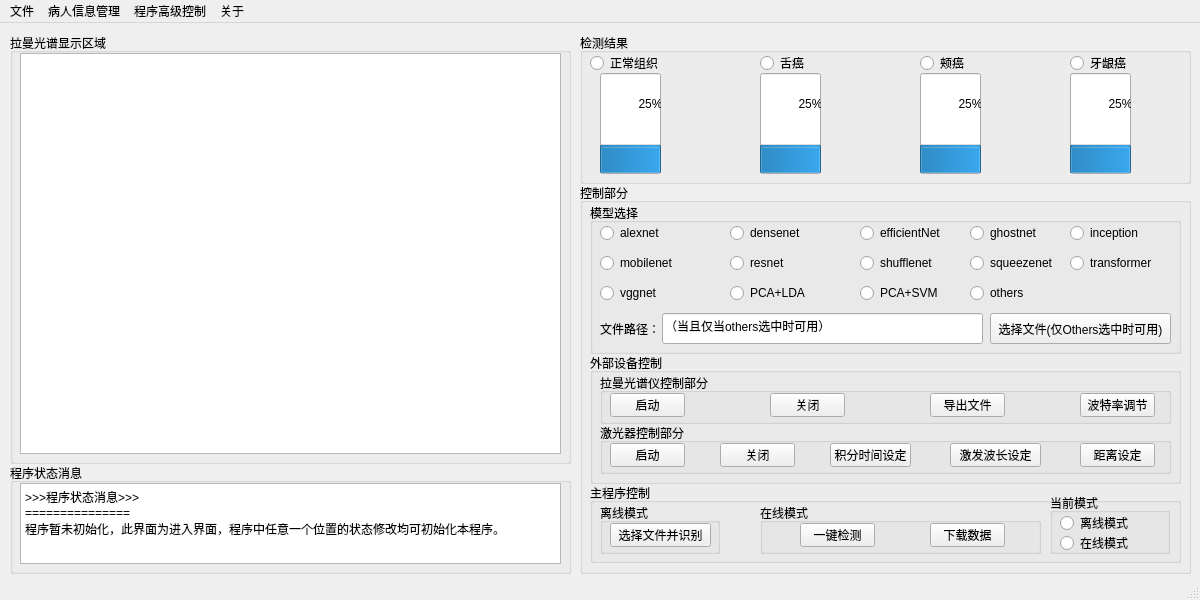
The window that QT/version1.0.0/mainwindow.ui (lry-123456789/Oral-cancer-diagnosis-system-using-Raman-spectroscopy) describes before a commit, drawn with Qt 5.
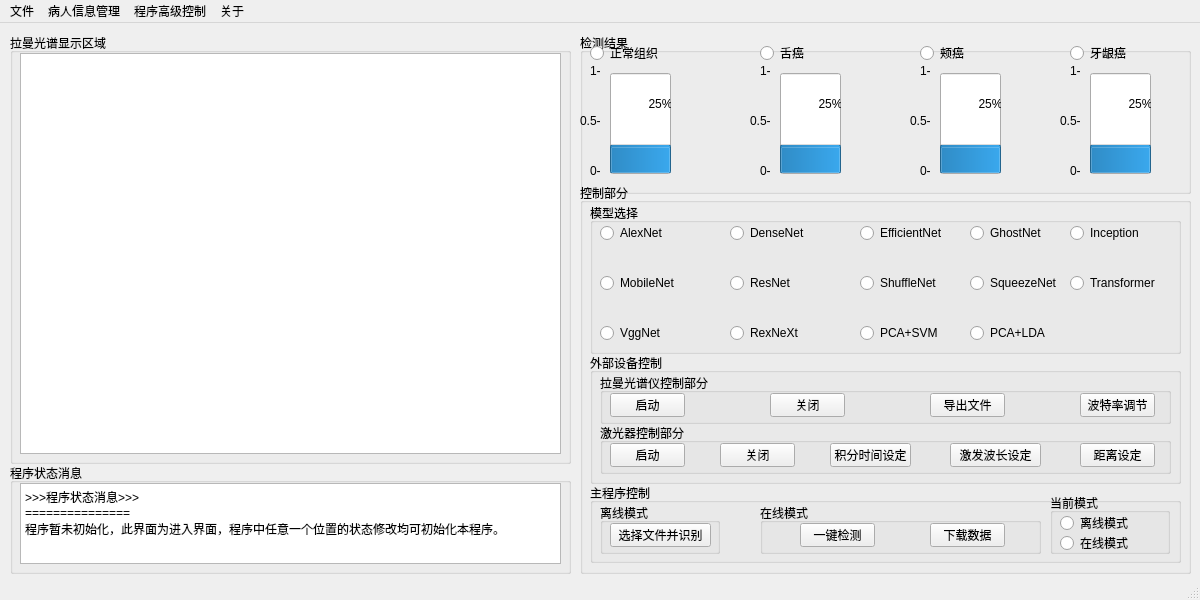
The same window after the commit.

```diff
--- a/QT/version1.0.0/mainwindow.ui
+++ b/QT/version1.0.0/mainwindow.ui
@@ -55,7 +55,7 @@
       <x>580</x>
       <y>10</y>
       <width>611</width>
-      <height>151</height>
+      <height>161</height>
      </rect>
     </property>
     <property name="title">
@@ -65,7 +65,7 @@
      <property name="geometry">
       <rect>
        <x>10</x>
-       <y>20</y>
+       <y>10</y>
        <width>95</width>
        <height>20</height>
       </rect>
@@ -78,7 +78,7 @@
      <property name="geometry">
       <rect>
        <x>180</x>
-       <y>20</y>
+       <y>10</y>
        <width>95</width>
        <height>20</height>
       </rect>
@@ -91,7 +91,7 @@
      <property name="geometry">
       <rect>
        <x>340</x>
-       <y>20</y>
+       <y>10</y>
        <width>95</width>
        <height>20</height>
       </rect>
@@ -104,7 +104,7 @@
      <property name="geometry">
       <rect>
        <x>490</x>
-       <y>20</y>
+       <y>10</y>
        <width>95</width>
        <height>20</height>
       </rect>
@@ -116,7 +116,7 @@
     <widget class="QProgressBar" name="progressBar">
      <property name="geometry">
       <rect>
-       <x>20</x>
+       <x>30</x>
        <y>40</y>
        <width>61</width>
        <height>101</height>
@@ -135,7 +135,7 @@
     <widget class="QProgressBar" name="progressBar_2">
      <property name="geometry">
       <rect>
-       <x>180</x>
+       <x>200</x>
        <y>40</y>
        <width>61</width>
        <height>101</height>
@@ -151,7 +151,7 @@
     <widget class="QProgressBar" name="progressBar_3">
      <property name="geometry">
       <rect>
-       <x>340</x>
+       <x>360</x>
        <y>40</y>
        <width>61</width>
        <height>101</height>
@@ -167,7 +167,7 @@
     <widget class="QProgressBar" name="progressBar_4">
      <property name="geometry">
       <rect>
-       <x>490</x>
+       <x>510</x>
        <y>40</y>
        <width>61</width>
        <height>101</height>
@@ -193,6 +193,162 @@
       <string>保留</string>
      </property>
     </widget>
+    <widget class="QLabel" name="label_5">
+     <property name="geometry">
+      <rect>
+       <x>0</x>
+       <y>80</y>
+       <width>31</width>
+       <height>16</height>
+      </rect>
+     </property>
+     <property name="text">
+      <string>0.5-</string>
+     </property>
+    </widget>
+    <widget class="QLabel" name="label_6">
+     <property name="geometry">
+      <rect>
+       <x>10</x>
+       <y>30</y>
+       <width>21</width>
+       <height>16</height>
+      </rect>
+     </property>
+     <property name="text">
+      <string>1-</string>
+     </property>
+    </widget>
+    <widget class="QLabel" name="label_7">
+     <property name="geometry">
+      <rect>
+       <x>10</x>
+       <y>130</y>
+       <width>21</width>
+       <height>16</height>
+      </rect>
+     </property>
+     <property name="text">
+      <string>0-</string>
+     </property>
+    </widget>
+    <widget class="QLabel" name="label_8">
+     <property name="geometry">
+      <rect>
+       <x>170</x>
+       <y>80</y>
+       <width>21</width>
+       <height>16</height>
+      </rect>
+     </property>
+     <property name="text">
+      <string>0.5-</string>
+     </property>
+    </widget>
+    <widget class="QLabel" name="label_9">
+     <property name="geometry">
+      <rect>
+       <x>180</x>
+       <y>30</y>
+       <width>21</width>
+       <height>16</height>
+      </rect>
+     </property>
+     <property name="text">
+      <string>1-</string>
+     </property>
+    </widget>
+    <widget class="QLabel" name="label_10">
+     <property name="geometry">
+      <rect>
+       <x>180</x>
+       <y>130</y>
+       <width>21</width>
+       <height>16</height>
+      </rect>
+     </property>
+     <property name="text">
+      <string>0-</string>
+     </property>
+    </widget>
+    <widget class="QLabel" name="label_11">
+     <property name="geometry">
+      <rect>
+       <x>330</x>
+       <y>80</y>
+       <width>21</width>
+       <height>16</height>
+      </rect>
+     </property>
+     <property name="text">
+      <string>0.5-</string>
+     </property>
+    </widget>
+    <widget class="QLabel" name="label_12">
+     <property name="geometry">
+      <rect>
+       <x>340</x>
+       <y>30</y>
+       <width>21</width>
+       <height>16</height>
+      </rect>
+     </property>
+     <property name="text">
+      <string>1-</string>
+     </property>
+    </widget>
+    <widget class="QLabel" name="label_13">
+     <property name="geometry">
+      <rect>
+       <x>340</x>
+       <y>130</y>
+       <width>21</width>
+       <height>16</height>
+      </rect>
+     </property>
+     <property name="text">
+      <string>0-</string>
+     </property>
+    </widget>
+    <widget class="QLabel" name="label_14">
+     <property name="geometry">
+      <rect>
+       <x>480</x>
+       <y>80</y>
+       <width>21</width>
+       <height>16</height>
+      </rect>
+     </property>
+     <property name="text">
+      <string>0.5-</string>
+     </property>
+    </widget>
+    <widget class="QLabel" name="label_15">
+     <property name="geometry">
+      <rect>
+       <x>490</x>
+       <y>30</y>
+       <width>21</width>
+       <height>16</height>
+      </rect>
+     </property>
+     <property name="text">
+      <string>1-</string>
+     </property>
+    </widget>
+    <widget class="QLabel" name="label_16">
+     <property name="geometry">
+      <rect>
+       <x>490</x>
+       <y>130</y>
+       <width>21</width>
+       <height>16</height>
+      </rect>
+     </property>
+     <property name="text">
+      <string>0-</string>
+     </property>
+    </widget>
    </widget>
    <widget class="QGroupBox" name="groupBox_3">
     <property name="geometry">
@@ -228,7 +384,7 @@
        </rect>
       </property>
       <property name="text">
-       <string>alexnet</string>
+       <string>AlexNet</string>
       </property>
      </widget>
      <widget class="QRadioButton" name="radioButton_6">
@@ -241,7 +397,7 @@
        </rect>
       </property>
       <property name="text">
-       <string>densenet</string>
+       <string>DenseNet</string>
       </property>
      </widget>
      <widget class="QRadioButton" name="radioButton_7">
@@ -254,20 +410,20 @@
        </rect>
       </property>
       <property name="text">
-       <string>efficientNet</string>
+       <string>EfficientNet</string>
       </property>
      </widget>
      <widget class="QRadioButton" name="radioButton_8">
       <property name="geometry">
        <rect>
         <x>10</x>
-        <y>50</y>
+        <y>70</y>
         <width>95</width>
         <height>20</height>
        </rect>
       </property>
       <property name="text">
-       <string>mobilenet</string>
+       <string>MobileNet</string>
       </property>
      </widget>
      <widget class="QRadioButton" name="radioButton_9">
@@ -280,7 +436,7 @@
        </rect>
       </property>
       <property name="text">
-       <string>ghostnet</string>
+       <string>GhostNet</string>
       </property>
      </widget>
      <widget class="QRadioButton" name="radioButton_10">
@@ -293,53 +449,53 @@
        </rect>
       </property>
       <property name="text">
-       <string>inception</string>
+       <string>Inception</string>
       </property>
      </widget>
      <widget class="QRadioButton" name="radioButton_11">
       <property name="geometry">
        <rect>
         <x>380</x>
-        <y>50</y>
+        <y>70</y>
         <width>95</width>
         <height>20</height>
        </rect>
       </property>
       <property name="text">
-       <string>squeezenet</string>
+       <string>SqueezeNet</string>
       </property>
      </widget>
      <widget class="QRadioButton" name="radioButton_12">
       <property name="geometry">
        <rect>
         <x>140</x>
-        <y>50</y>
+        <y>70</y>
         <width>95</width>
         <height>20</height>
        </rect>
       </property>
       <property name="text">
-       <string>resnet</string>
+       <string>ResNet</string>
       </property>
      </widget>
      <widget class="QRadioButton" name="radioButton_13">
       <property name="geometry">
        <rect>
         <x>270</x>
-        <y>50</y>
+        <y>70</y>
         <width>95</width>
         <height>20</height>
        </rect>
       </property>
       <property name="text">
-       <string>shufflenet</string>
+       <string>ShuffleNet</string>
       </property>
      </widget>
      <widget class="QRadioButton" name="radioButton_14">
       <property name="geometry">
        <rect>
-        <x>140</x>
-        <y>80</y>
+        <x>380</x>
+        <y>120</y>
         <width>95</width>
         <height>20</height>
        </rect>
@@ -352,46 +508,46 @@
       <property name="geometry">
        <rect>
         <x>480</x>
-        <y>50</y>
+        <y>70</y>
         <width>95</width>
         <height>20</height>
        </rect>
       </property>
       <property name="text">
-       <string>transformer</string>
+       <string>Transformer</string>
       </property>
      </widget>
      <widget class="QRadioButton" name="radioButton_16">
       <property name="geometry">
        <rect>
         <x>10</x>
-        <y>80</y>
+        <y>120</y>
         <width>95</width>
         <height>20</height>
        </rect>
       </property>
       <property name="text">
-       <string>vggnet</string>
+       <string>VggNet</string>
       </property>
      </widget>
      <widget class="QRadioButton" name="radioButton_17">
       <property name="geometry">
        <rect>
-        <x>380</x>
-        <y>80</y>
+        <x>140</x>
+        <y>120</y>
         <width>95</width>
         <height>20</height>
        </rect>
       </property>
       <property name="text">
-       <string>others</string>
+       <string>RexNeXt</string>
       </property>
      </widget>
      <widget class="QRadioButton" name="radioButton_18">
       <property name="geometry">
        <rect>
         <x>270</x>
-        <y>80</y>
+        <y>120</y>
         <width>95</width>
         <height>20</height>
        </rect>
@@ -400,45 +556,6 @@
        <string>PCA+SVM</string>
       </property>
      </widget>
-     <widget class="QPushButton" name="pushButton">
-      <property name="geometry">
-       <rect>
-        <x>400</x>
-        <y>110</y>
-        <width>181</width>
-        <height>31</height>
-       </rect>
-      </property>
-      <property name="text">
-       <string>选择文件(仅Others选中时可用)</string>
-      </property>
-     </widget>
-     <widget class="QLineEdit" name="lineEdit">
-      <property name="geometry">
-       <rect>
-        <x>72</x>
-        <y>110</y>
-        <width>321</width>
-        <height>31</height>
-       </rect>
-      </property>
-      <property name="text">
-       <string>（当且仅当others选中时可用）</string>
-      </property>
-     </widget>
-     <widget class="QLabel" name="label">
-      <property name="geometry">
-       <rect>
-        <x>10</x>
-        <y>110</y>
-        <width>111</width>
-        <height>31</height>
-       </rect>
-      </property>
-      <property name="text">
-       <string>文件路径：</string>
-      </property>
-     </widget>
     </widget>
     <widget class="QGroupBox" name="groupBox_5">
      <property name="geometry">
```
